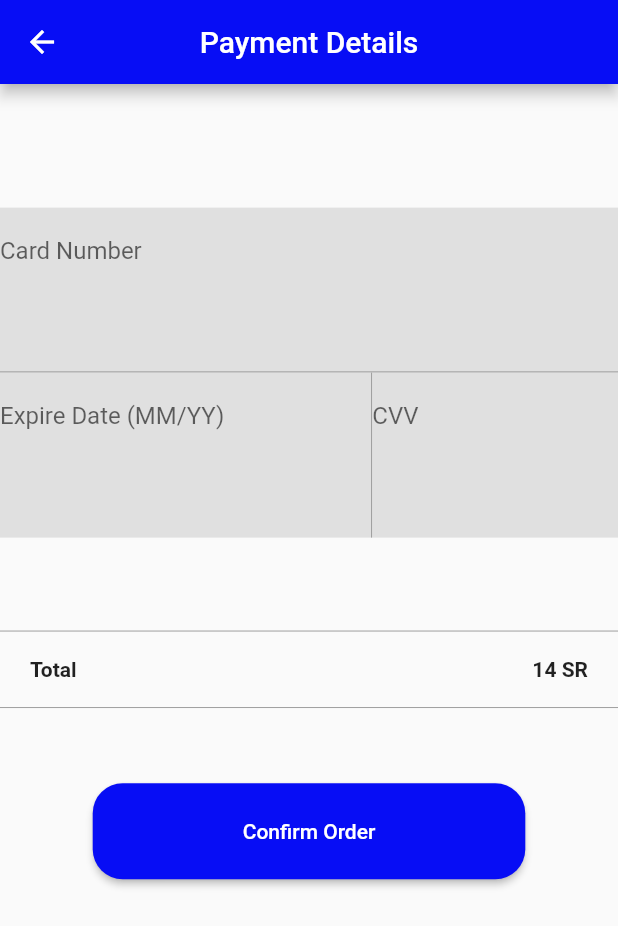
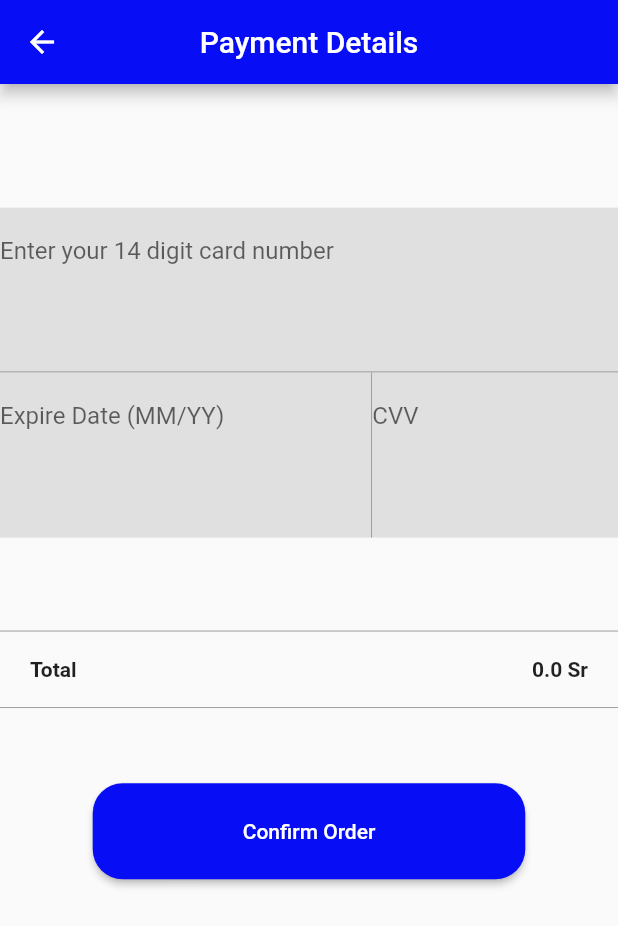
Before and after one commit to rizzzvi/smart_grocery, a Flutter app: the PaymentDetailsScreen screen opened by its route, on a phone screen of 412 x 824 dp. Shown: the top 926 px of the screen. Run offline on Flutter 3.47's test engine with Material 2 defaults, Android fonts, the phone set to English and light mode, and no system bars; our stand-ins replace badges, firebase_auth, firebase_core, flutter_svg, mask_text_input_formatter; missing offline and left inert: flutter_barcode_scanner, qr_code_scanner; accounts and stored records are empty.

Commit message:
integrate session and manage cart functionalities

```diff
--- a/lib/constants/data_provider.dart
+++ b/lib/constants/data_provider.dart
@@ -1,29 +1,60 @@
 import 'package:flutter/foundation.dart';
 
 class DataProvider extends ChangeNotifier {
+  var cartItems = [];
+  double totalBill = 0.0;
+
   final dataList = [
     {
       'id': 1,
-      'image': 'image',
+      'image':
+          'https://cdn.metro-online.pk/dashboard/prod-pic/LHE-01262/12620038-0-M.jpg?5',
       'title': 'Apples',
-      'price': '10\$',
+      'price': 10,
     },
     {
       'id': 2,
-      'image': 'image',
+      'image':
+          'https://image.shutterstock.com/image-vector/full-cream-milk-packaging-carton-600w-1577417464.jpg',
       'title': 'Milk',
-      'price': '4\$',
+      'price': 4,
     },
-    {
-      'id': 3,
-      'image': 'image',
-      'title': 'Eggs',
-      'price': '9\$',
-    },
+    // {
+    //   'id': 3,
+    //   'image': 'image',
+    //   'title': 'Eggs',
+    //   'price': '9\$',
+    // },
   ];
   int numberOfItems = 0;
   updateCartItems() {
     numberOfItems++;
+    if (numberOfItems > 0) {
+      if (numberOfItems.isEven) {
+        cartItems.insert(
+          0,
+          dataList[0],
+        );
+      } else {
+        cartItems.insert(
+          0,
+          dataList[1],
+        );
+      }
+    }
+    notifyListeners();
+  }
+
+  calculateTotalBill() {
+    for (int i = 0; i < cartItems.length; i++) {
+      totalBill = totalBill + cartItems[i]['price'];
+    }
+  }
+
+  void clearCart() {
+    totalBill = 0;
+    numberOfItems = 0;
+    cartItems.clear();
     notifyListeners();
   }
 }
--- a/lib/main.dart
+++ b/lib/main.dart
@@ -11,6 +11,7 @@ import 'package:smart_grocery/screens/routes.dart';
 import 'package:smart_grocery/screens/scan_code_screen.dart';
 import 'package:smart_grocery/screens/signup_screen.dart';
 import 'package:firebase_core/firebase_core.dart';
+import 'package:smart_grocery/screens/splash_screen.dart';
 
 void main() async {
   WidgetsFlutterBinding.ensureInitialized();
@@ -45,7 +46,7 @@ class MyApp extends StatelessWidget {
             headline2: TextStyle(color: Colors.black, fontSize: 36),
           ),
         ),
-        home: LoginScreen(),
+        home: SplashScreen(),
         routes: {
           Routes.loginRoute: (context) => LoginScreen(),
           Routes.signupRoute: (context) => SignupScreen(),
--- a/lib/screens/payment_confirmation_screen.dart
+++ b/lib/screens/payment_confirmation_screen.dart
@@ -1,4 +1,6 @@
 import 'package:flutter/material.dart';
+import 'package:provider/provider.dart';
+import 'package:smart_grocery/constants/data_provider.dart';
 import 'package:smart_grocery/screens/routes.dart';
 
 class PaymentConfirmationScreen extends StatelessWidget {
@@ -46,9 +48,11 @@ class PaymentConfirmationScreen extends StatelessWidget {
                   primary: Theme.of(context).primaryColor,
                 ),
                 onPressed: () {
+                  Provider.of<DataProvider>(context, listen: false).clearCart();
                   Navigator.pushNamed(context, Routes.scannerScreen);
                 },
-                  child: Text('Home')),
+                child: Text('Home'),
+              ),
             ),
           ],
         ),
--- a/lib/screens/payment_details_screen.dart
+++ b/lib/screens/payment_details_screen.dart
@@ -1,6 +1,8 @@
 import 'package:flutter/material.dart';
 import 'package:flutter/services.dart';
 import 'package:mask_text_input_formatter/mask_text_input_formatter.dart';
+import 'package:provider/provider.dart';
+import 'package:smart_grocery/constants/data_provider.dart';
 import 'package:smart_grocery/screens/routes.dart';
 
 class PaymentDetailsScreen extends StatelessWidget {
@@ -45,7 +47,7 @@ class PaymentDetailsScreen extends StatelessWidget {
                           LengthLimitingTextInputFormatter(14),
                         ],
                         decoration: InputDecoration(
-                          labelText: 'Card Number',
+                          labelText: 'Enter your 14 digit card number',
                           enabledBorder: InputBorder.none,
                           border: InputBorder.none,
                           disabledBorder: InputBorder.none,
@@ -153,7 +155,10 @@ class PaymentDetailsScreen extends StatelessWidget {
                     ),
                     Spacer(),
                     Text(
-                      '14 SR',
+                      Provider.of<DataProvider>(context, listen: false)
+                              .totalBill
+                              .toString() +
+                          ' Sr',
                       style: TextStyle(fontWeight: FontWeight.bold),
                     ),
                   ],
@@ -180,7 +185,8 @@ class PaymentDetailsScreen extends StatelessWidget {
                           .pushNamed(Routes.paymentConfirmationRoute);
                     }
                   },
-                    child: Text('Confirm Order')),
+                  child: Text('Confirm Order'),
+                ),
               ),
               SizedBox(height: 100),
             ],
--- a/pubspec.yaml
+++ b/pubspec.yaml
@@ -43,10 +43,15 @@ dependencies:
   badges: ^2.0.2
   provider: ^6.0.2
   firebase_auth: 3.3.8
+  flutter_launcher_icons: ^0.9.2
 
 dev_dependencies:
   flutter_test:
     sdk: flutter
+flutter_icons:
+  android: true
+  ios: true
+  image_path: "assets/icon.png"
 
   # The "flutter_lints" package below contains a set of recommended lints to
   # encourage good coding practices. The lint set provided by the package is
```
Also changed, not shown: lib/screens/cart_screen.dart (+46 -7 lines), lib/screens/payment_method_screen.dart (+6 -1 lines), lib/screens/scan_code_screen.dart (+13 -3 lines), lib/screens/splash_screen.dart (added, +62 -0 lines), lib/services/authentication_helper.dart (+10 -1 lines), assets/icon.png (added), pubspec.lock. Lines whose indentation alone changed are shown as unchanged.
